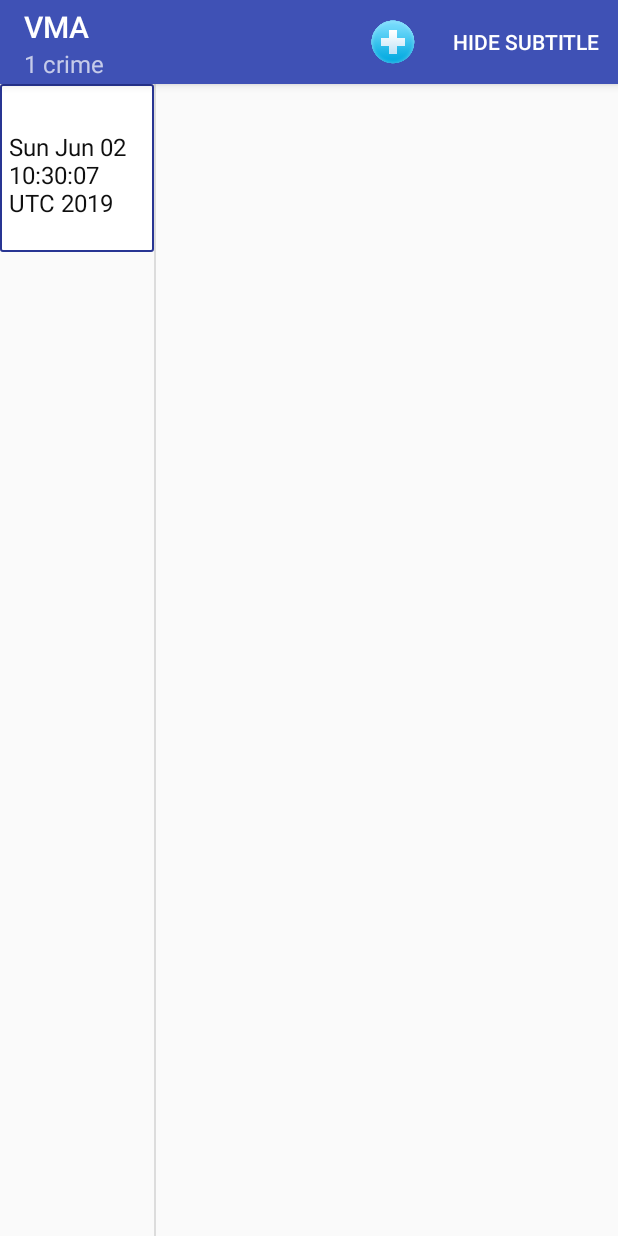
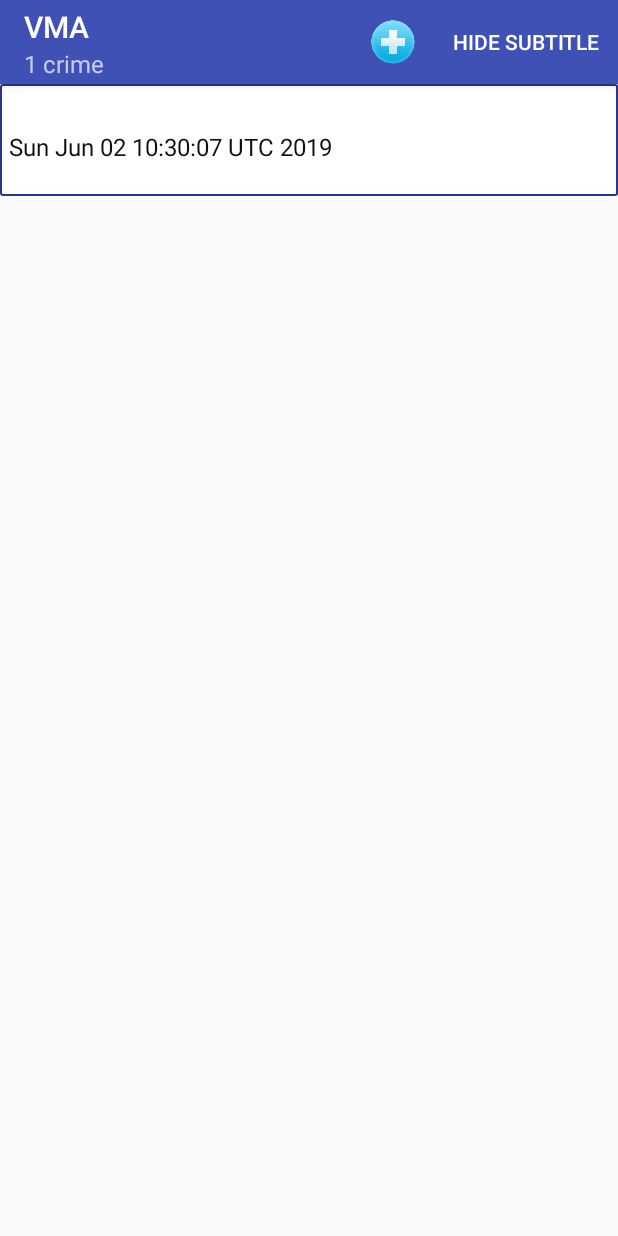
Before and after one commit to oleksavr/VMAnew, an Android app: the screen it shows after launch (VetListActivity), after a tap on "SHOW SUBTITLE", on a phone screen of 412 x 824 dp. Run offline under Robolectric (Android 15) with nearby library versions, the phone set to English and light mode, and no system bars; 2 other taps on this screen came first.

Commit message:
added alias to the activity ref file

```diff
--- a/app/src/main/java/com/example/root/vma/controller/VetListActivity.java
+++ b/app/src/main/java/com/example/root/vma/controller/VetListActivity.java
@@ -12,6 +12,7 @@ public class VetListActivity extends SingleFragmentActivity {
 
     @Override
     protected int getLayoutResId() {
-        return R.layout.activity_twopane;
+      //  return R.layout.activity_twopane;
+        return R.layout.activity_masterdetail;
     }
 }
--- a/app/src/main/res/values/refs.xml
+++ b/app/src/main/res/values/refs.xml
@@ -1,5 +1,7 @@
 <?xml version="1.0" encoding="utf-8"?>
 <resources>
-
+<item name="activity_masterdetail" type="layout">
+    @layout/activity_fragment_vet
+</item>
 
 </resources>
```
